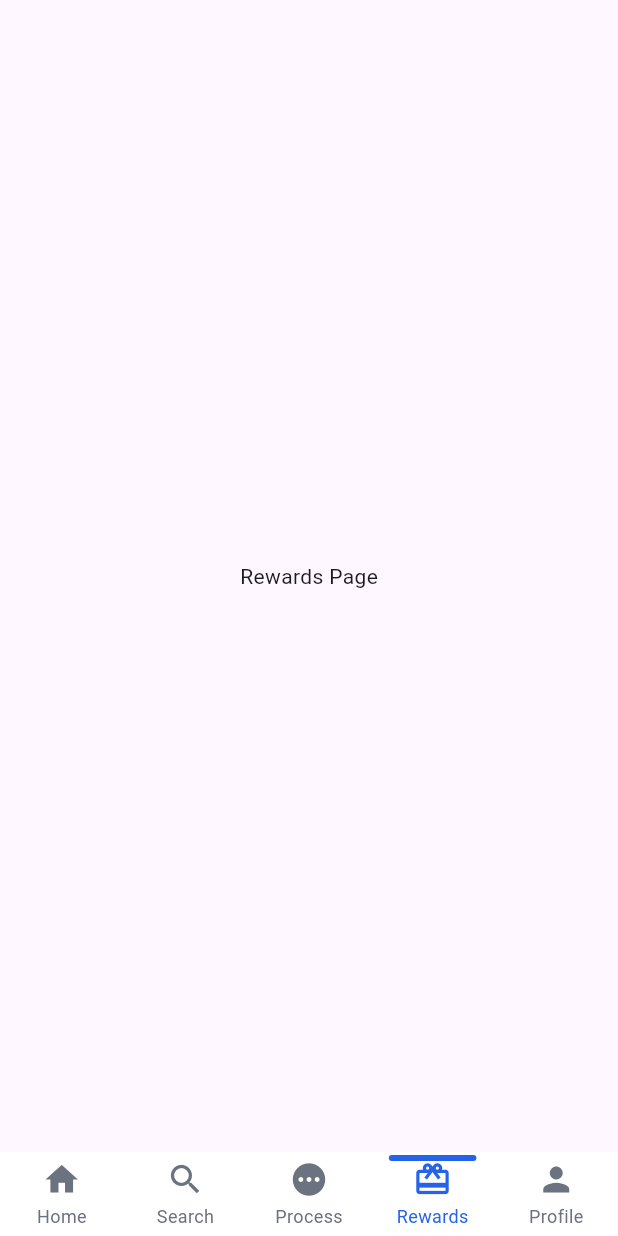
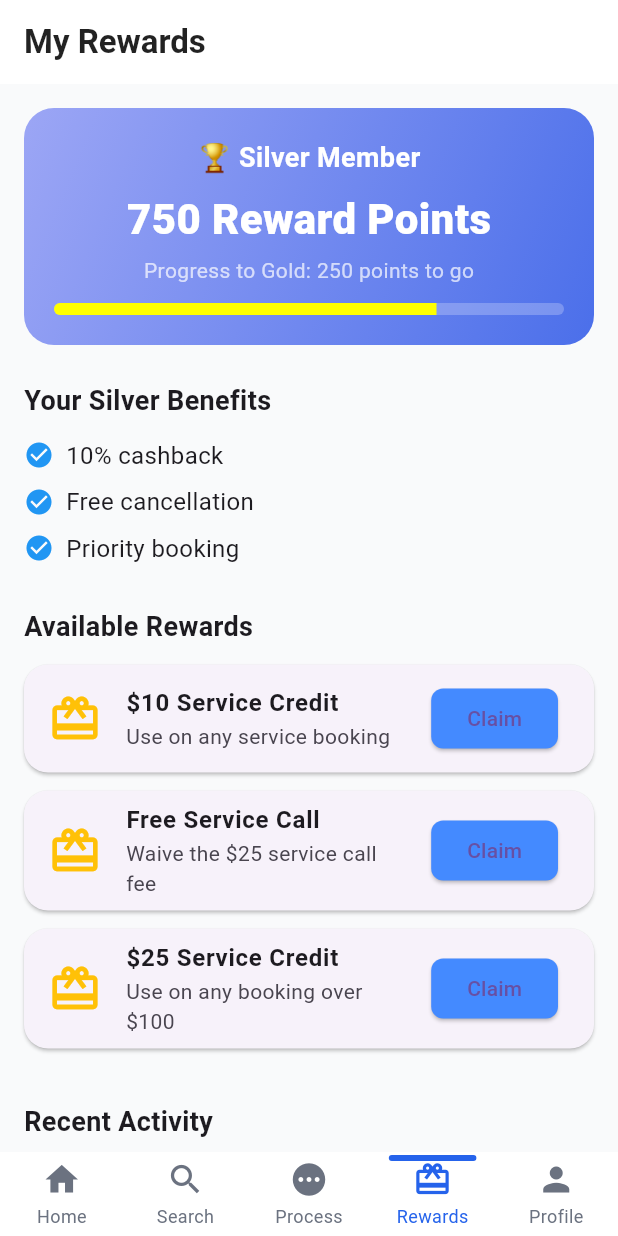
Before and after one commit to 1ACC0238-2520-1798-G3-AlguienDijoChamba/AlguienDijoChamba--Front-2, a Flutter app: the MainPage screen opened directly, item 4 of the bottom bar chosen, on a phone screen of 412 x 824 dp. Run offline on Flutter 3.47's test engine with Material 3 defaults, Android fonts, the light colour scheme and no system bars; drawn by our look-alikes of persistent_bottom_nav_bar; our stand-ins replace equatable, flutter_bloc, shared_preferences; missing offline and left inert: easy_load_more; accounts and stored records are empty.

Commit message:
feat(reward): added RewardPage UI and navigation route integration

```diff
--- a/lib/core/constants.dart
+++ b/lib/core/constants.dart
@@ -16,4 +16,4 @@
 //    Nota: Tu dispositivo móvil debe estar conectado a la misma red Wi-Fi.
 
 
-const String BASE_URL = 'http://192.168.18.5:5000/api/v1';
+const String BASE_URL = 'http://172.26.96.1:5000/api/v1';
--- a/lib/core/navigation/app_router.dart
+++ b/lib/core/navigation/app_router.dart
@@ -8,6 +8,7 @@ import '../../features/auth/presentation/pages/register_page.dart';
 import '../../features/auth/presentation/pages/login_page.dart';
 import '../../features/search/presentation/pages/search_page.dart';
 // import '../../features/professionals/presentation/pages/professional_details_page.dart';
+import '../../features/reward/presentation/pages/reward_page.dart';
 
 
 // --- Importaciones de UseCases ---
@@ -111,6 +112,11 @@ class AppRouter {
         return MaterialPageRoute(
           builder: (_) => const PlaceholderScreen(title: 'Mi Perfil'),
         );
+      case '/rewards':
+        return MaterialPageRoute(
+          builder: (_) => const RewardPage(),
+        );
+
 
       // ----------------------------------------------------
       // RUTA POR DEFECTO / ERROR
--- a/lib/core/widgets/main_navbar.dart
+++ b/lib/core/widgets/main_navbar.dart
@@ -5,6 +5,7 @@ import 'package:alguiendijochamba_app_flutter/features/search/domain/usecases/se
 import 'package:alguiendijochamba_app_flutter/features/search/presentation/pages/search_page.dart';
 import 'package:flutter/material.dart';
 import 'package:persistent_bottom_nav_bar/persistent_bottom_nav_bar.dart';
+import 'package:alguiendijochamba_app_flutter/features/reward/presentation/pages/reward_page.dart';
 
 class MainPage extends StatefulWidget {
   const MainPage({super.key});
@@ -39,7 +40,7 @@ class _MainPageState extends State<MainPage> {
             getAllTagsUseCase: getAllTagsUseCase,
           ),
       const Scaffold(body: Center(child: Text('Process Page'))), // Process
-      const Scaffold(body: Center(child: Text('Rewards Page'))), // Rewards
+      const RewardPage(), // Rewards
       const Scaffold(body: Center(child: Text('Profile Page'))), // Profile
     ];
   }
--- /dev/null
+++ b/lib/features/reward/presentation/pages/reward_page.dart
@@ -0,0 +1,167 @@
+import 'package:flutter/material.dart';
+import '../widgets/reward_card.dart';
+import '../widgets/reward_activity_item.dart';
+
+class RewardPage extends StatelessWidget {
+  const RewardPage({super.key});
+
+  @override
+  Widget build(BuildContext context) {
+    return Scaffold(
+      appBar: AppBar(
+        title: const Text(
+          'My Rewards',
+          style: TextStyle(fontWeight: FontWeight.bold),
+        ),
+        backgroundColor: Colors.white,
+        foregroundColor: Colors.black87,
+        elevation: 0,
+      ),
+      backgroundColor: const Color(0xFFF9FAFB),
+      body: SingleChildScrollView(
+        padding: const EdgeInsets.all(16),
+        child: Column(
+          crossAxisAlignment: CrossAxisAlignment.start,
+          children: [
+            // Header Card
+            Container(
+              width: double.infinity,
+              padding: const EdgeInsets.all(20),
+              decoration: BoxDecoration(
+                borderRadius: BorderRadius.circular(20),
+                gradient: const LinearGradient(
+                  colors: [Color(0xFF9CA6F5), Color(0xFF4B6FEA)],
+                  begin: Alignment.topLeft,
+                  end: Alignment.bottomRight,
+                ),
+              ),
+              child: Column(
+                children: [
+                  const Text(
+                    '🏆 Silver Member',
+                    style: TextStyle(
+                      color: Colors.white,
+                      fontSize: 18,
+                      fontWeight: FontWeight.bold,
+                    ),
+                  ),
+                  const SizedBox(height: 8),
+                  const Text(
+                    '750 Reward Points',
+                    style: TextStyle(
+                      color: Colors.white,
+                      fontSize: 28,
+                      fontWeight: FontWeight.w800,
+                    ),
+                  ),
+                  const SizedBox(height: 4),
+                  const Text(
+                    'Progress to Gold: 250 points to go',
+                    style: TextStyle(color: Colors.white70),
+                  ),
+                  const SizedBox(height: 12),
+                  ClipRRect(
+                    borderRadius: BorderRadius.circular(8),
+                    child: LinearProgressIndicator(
+                      value: 0.75,
+                      backgroundColor: Colors.white24,
+                      color: Colors.yellowAccent,
+                      minHeight: 8,
+                    ),
+                  ),
+                ],
+              ),
+            ),
+
+            const SizedBox(height: 24),
+            const Text(
+              'Your Silver Benefits',
+              style: TextStyle(fontSize: 18, fontWeight: FontWeight.bold),
+            ),
+            const SizedBox(height: 8),
+
+            // Benefits
+            const Column(
+              crossAxisAlignment: CrossAxisAlignment.start,
+              children: [
+                _BenefitItem(text: '10% cashback'),
+                _BenefitItem(text: 'Free cancellation'),
+                _BenefitItem(text: 'Priority booking'),
+              ],
+            ),
+
+            const SizedBox(height: 24),
+            const Text(
+              'Available Rewards',
+              style: TextStyle(fontSize: 18, fontWeight: FontWeight.bold),
+            ),
+            const SizedBox(height: 12),
+
+            const RewardCard(
+              title: '\$10 Service Credit',
+              description: 'Use on any service booking',
+              points: 200,
+            ),
+            const RewardCard(
+              title: 'Free Service Call',
+              description: 'Waive the \$25 service call fee',
+              points: 150,
+            ),
+            const RewardCard(
+              title: '\$25 Service Credit',
+              description: 'Use on any booking over \$100',
+              points: 500,
+            ),
+
+            const SizedBox(height: 24),
+            const Text(
+              'Recent Activity',
+              style: TextStyle(fontSize: 18, fontWeight: FontWeight.bold),
+            ),
+            const SizedBox(height: 12),
+
+            const RewardActivityItem(
+              title: 'Plumbing service completed',
+              date: '2024-01-15',
+              points: 15,
+            ),
+            const RewardActivityItem(
+              title: 'Redeemed \$10 credit',
+              date: '2024-01-12',
+              points: -200,
+            ),
+            const RewardActivityItem(
+              title: 'Electrical service completed',
+              date: '2024-01-08',
+              points: 12,
+            ),
+            const RewardActivityItem(
+              title: 'Review bonus',
+              date: '2024-01-05',
+              points: 25,
+            ),
+          ],
+        ),
+      ),
+    );
+  }
+}
+
+class _BenefitItem extends StatelessWidget {
+  final String text;
+  const _BenefitItem({required this.text});
+
+  @override
+  Widget build(BuildContext context) {
+    return Padding(
+      padding: const EdgeInsets.symmetric(vertical: 4),
+      child: Row(
+        children: [
+          const Icon(Icons.check_circle, color: Colors.blue, size: 20),
+          const SizedBox(width: 8),
+          Text(text, style: const TextStyle(fontSize: 16)),
+        ],
+      ),
+    );
+  }
+}
--- /dev/null
+++ b/lib/features/reward/presentation/widgets/reward_activity_item.dart
@@ -0,0 +1,53 @@
+import 'package:flutter/material.dart';
+
+class RewardActivityItem extends StatelessWidget {
+  final String title;
+  final String date;
+  final int points;
+
+  const RewardActivityItem({
+    super.key,
+    required this.title,
+    required this.date,
+    required this.points,
+  });
+
+  @override
+  Widget build(BuildContext context) {
+    final isPositive = points > 0;
+    return Container(
+      margin: const EdgeInsets.only(bottom: 8),
+      padding: const EdgeInsets.symmetric(horizontal: 16, vertical: 12),
+      decoration: BoxDecoration(
+        color: Colors.white,
+        borderRadius: BorderRadius.circular(12),
+        boxShadow: [
+          BoxShadow(
+            color: Colors.grey.withOpacity(0.05),
+            blurRadius: 5,
+            offset: const Offset(0, 3),
+          )
+        ],
+      ),
+      child: Row(
+        mainAxisAlignment: MainAxisAlignment.spaceBetween,
+        children: [
+          Column(
+            crossAxisAlignment: CrossAxisAlignment.start,
+            children: [
+              Text(title, style: const TextStyle(fontWeight: FontWeight.w600)),
+              Text(date, style: const TextStyle(color: Colors.grey)),
+            ],
+          ),
+          Text(
+            '${isPositive ? '+' : ''}$points',
+            style: TextStyle(
+              color: isPositive ? Colors.green : Colors.red,
+              fontWeight: FontWeight.bold,
+            ),
+          ),
+        ],
+      ),
+    );
+  }
+}
--- /dev/null
+++ b/lib/features/reward/presentation/widgets/reward_card.dart
@@ -0,0 +1,37 @@
+import 'package:flutter/material.dart';
+
+class RewardCard extends StatelessWidget {
+  final String title;
+  final String description;
+  final int points;
+
+  const RewardCard({
+    super.key,
+    required this.title,
+    required this.description,
+    required this.points,
+  });
+
+  @override
+  Widget build(BuildContext context) {
+    return Card(
+      margin: const EdgeInsets.only(bottom: 12),
+      shape: RoundedRectangleBorder(borderRadius: BorderRadius.circular(16)),
+      child: ListTile(
+        leading: const Icon(Icons.card_giftcard, color: Colors.amber, size: 36),
+        title: Text(title, style: const TextStyle(fontWeight: FontWeight.bold)),
+        subtitle: Text(description),
+        trailing: ElevatedButton(
+          onPressed: () {},
+          style: ElevatedButton.styleFrom(
+            backgroundColor: Colors.blueAccent,
+            shape: RoundedRectangleBorder(
+              borderRadius: BorderRadius.circular(8),
+            ),
+          ),
+          child: const Text('Claim'),
+        ),
+      ),
+    );
+  }
+}
```
